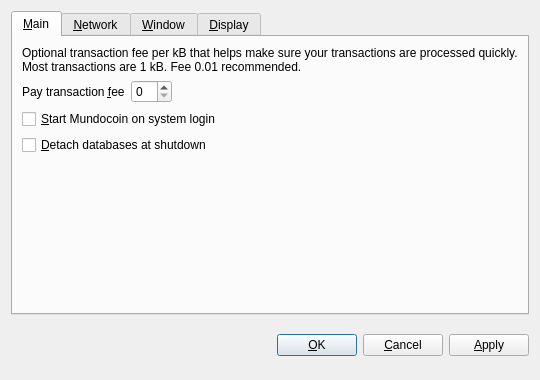
The window that src/qt/forms/optionsdialog.ui (mysatweb/mysat) describes before a commit, drawn with Qt 5.
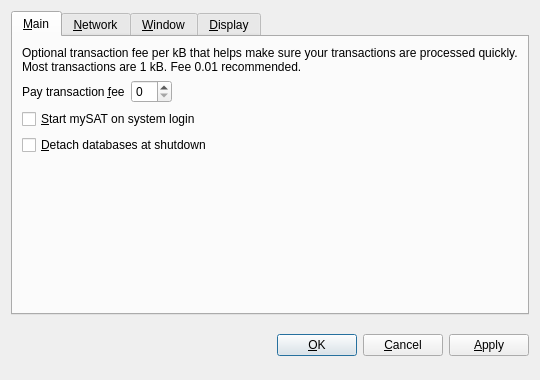
The same window after the commit. Custom widgets are drawn as their Qt base class.

```diff
--- a/src/qt/forms/optionsdialog.ui
+++ b/src/qt/forms/optionsdialog.ui
@@ -82,7 +82,7 @@
           <string>Automatically start Mundocoin after logging in to the system.</string>
          </property>
          <property name="text">
-          <string>&amp;Start Mundocoin on system login</string>
+          <string>&amp;Start mySAT on system login</string>
          </property>
         </widget>
        </item>
```
Left out of the diff: 10 changed lines with no effect on the pictures.
